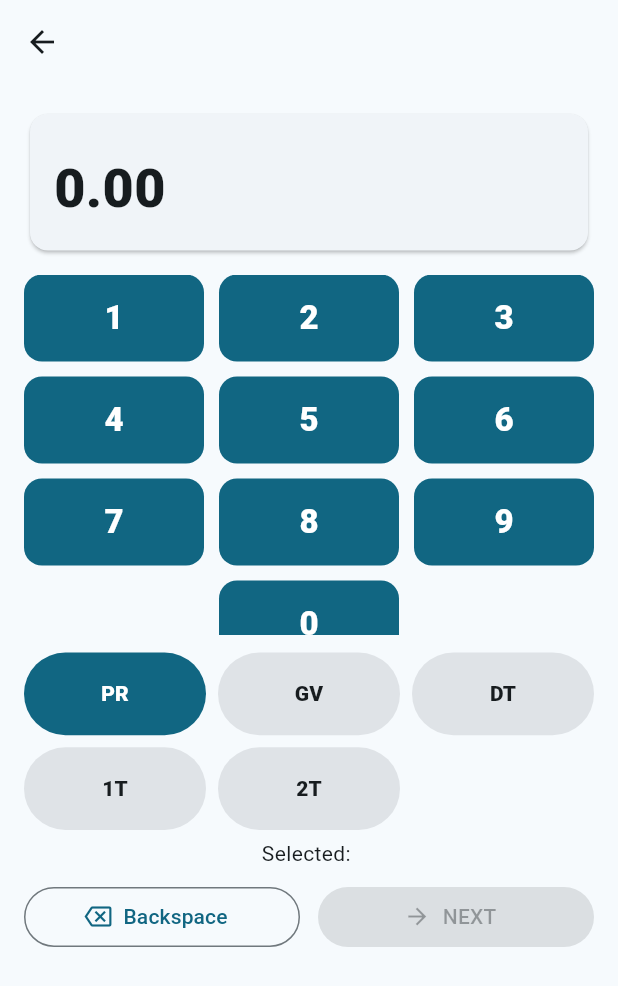
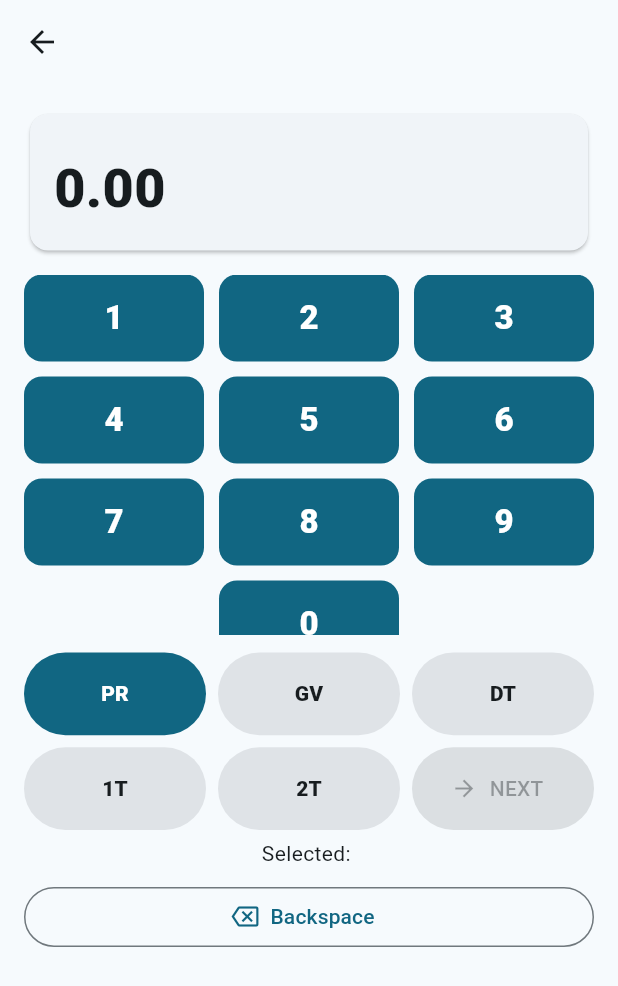
Before and after one commit to JimGLDS/RC03, a Flutter app: the Screen1 screen opened directly with empty values, on a phone screen of 412 x 824 dp. Shown: the top 986 px of the screen. Run offline on Flutter 3.47's test engine with Material 3 defaults, Android fonts, the phone set to English and light mode, and no system bars; our stand-ins replace pdf, shared_preferences; missing offline and left inert: dart:html; accounts and stored records are empty.

Commit message:
Screen1: move NEXT next to TT; remove bottom NEXT

```diff
--- a/lib/screens/wizard/screen1.dart
+++ b/lib/screens/wizard/screen1.dart
@@ -138,26 +138,11 @@ class _Screen1State extends State<Screen1> {
                 surfaceBtn(SurfaceType.DT),
                 surfaceBtn(SurfaceType.IT),
                 surfaceBtn(SurfaceType.TT),
-              ],
-            ),
-            const SizedBox(height: 6),
-            Text('Selected: '),
-            const SizedBox(height: 8),
-            Row(
-              children: [
-                Expanded(
-                  child: OutlinedButton.icon(
-                    onPressed: backspace,
-                    icon: const Icon(Icons.backspace_outlined),
-                    label: const Text('Backspace'),
-                  ),
-                ),
-                const SizedBox(width: 12),
-                Expanded(
+                SizedBox(
+                  height: 48,
                   child: FilledButton.icon(
                     onPressed: odoValid
                         ? () async {
-                            // start with existing draft if edit, otherwise new
                             final base = widget.initialDraft ??
                                 RowDraft(
                                   odoHundredths: odoHundredths,
@@ -186,6 +171,19 @@ class _Screen1State extends State<Screen1> {
                   ),
                 ),
               ],
+            ),
+            const SizedBox(height: 6),
+            Text('Selected: '),
+            const SizedBox(height: 8),
+            Row(
+              children: [
+                Expanded(
+                  child: OutlinedButton.icon(
+                    onPressed: backspace,
+                    icon: const Icon(Icons.backspace_outlined),
+                    label: const Text('Backspace'),
+                  ),
+                ),              ],
             ),
           ],
         ),
```
